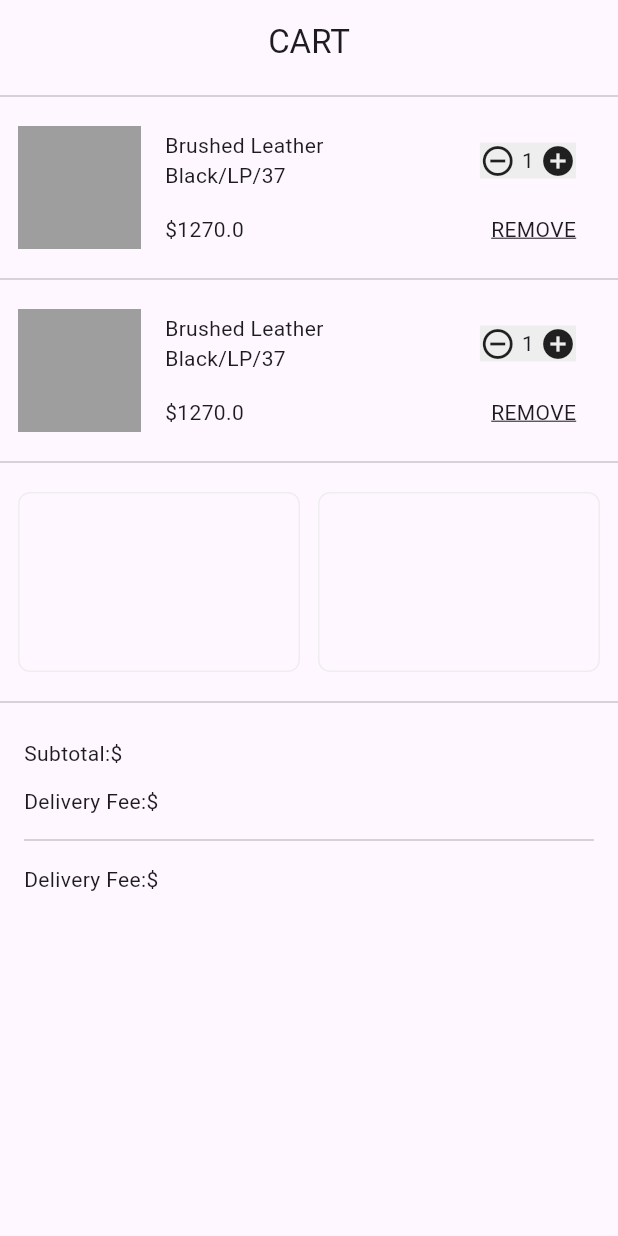
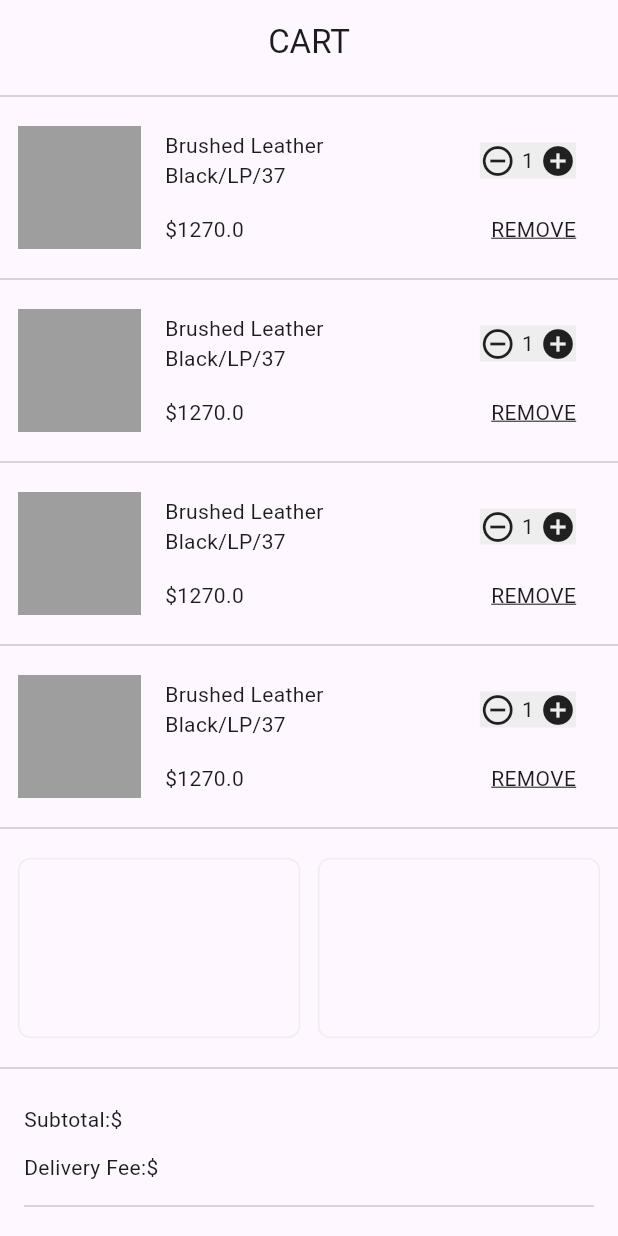
Before and after one commit to JAICHANGPARK/flutter_notebook_chapter_36, a Flutter app: the FashionShopCartWidget screen opened directly, on a phone screen of 412 x 824 dp. Run offline on Flutter 3.47's test engine with Material 3 defaults, Android fonts, the phone set to English and light mode, and no system bars; our stand-ins replace gap.

Commit message:
Update fashion_shop_cart_widget.dart

```diff
--- a/lib/ep1827_fashion_shop_app/widget/fashion_shop_cart_widget.dart
+++ b/lib/ep1827_fashion_shop_app/widget/fashion_shop_cart_widget.dart
@@ -32,6 +32,20 @@ class _FashionShopCartWidgetState extends State<FashionShopCartWidget> {
     // TODO: implement initState
     super.initState();
 
+    carts.add(
+      ShopCart(
+        title: "Brushed Leather",
+        subtitle: "Black/LP/37",
+        price: 1270,
+      ),
+    );
+    carts.add(
+      ShopCart(
+        title: "Brushed Leather",
+        subtitle: "Black/LP/37",
+        price: 1270,
+      ),
+    );
     carts.add(
       ShopCart(
         title: "Brushed Leather",
```
